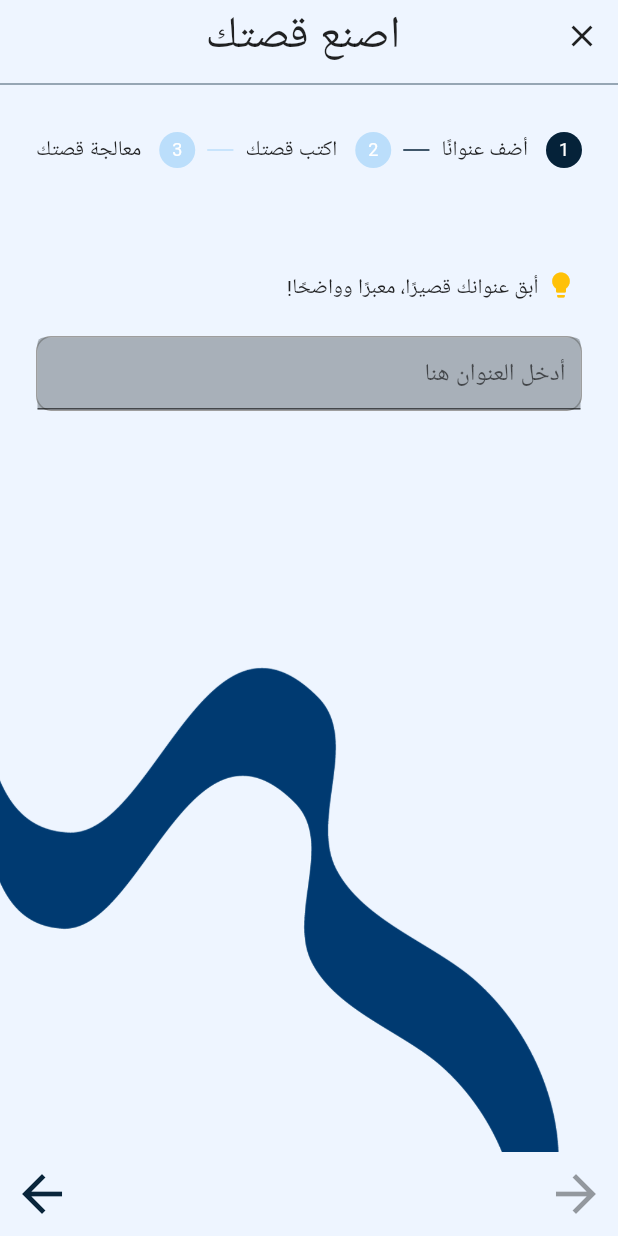
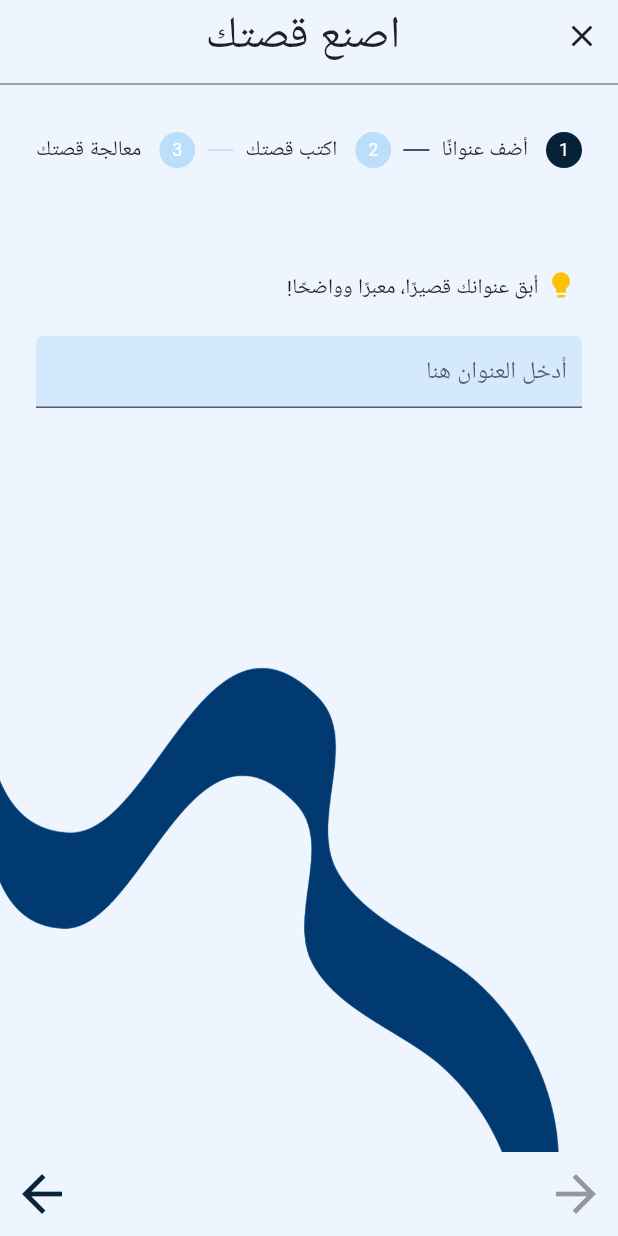
Before and after one commit to Lujain-M02/2023-GP1-6, a Flutter app: the CreateStory screen opened directly, on a phone screen of 412 x 824 dp. Run offline on Flutter 3.47's test engine with Material 2 defaults, Android fonts, the phone set to English and light mode, and no system bars; our stand-ins replace animate_do, animated_text_kit, introduction_screen, lottie.

Commit message:
change the Color of the title field  to blue

```diff
--- a/your_story/lib/pages/create_story_pages/create_story_title.dart
+++ b/your_story/lib/pages/create_story_pages/create_story_title.dart
@@ -44,10 +44,10 @@ class CreateStoryTitle extends StatelessWidget {
         Form(
           autovalidateMode: AutovalidateMode.onUserInteraction,
           child: Container(
-            decoration: BoxDecoration(
+            /* decoration: BoxDecoration(
               border: Border.all(color: Colors.grey),
               borderRadius: BorderRadius.circular(10),
-            ),
+            ),*/
             child: TextFormField(
               autovalidateMode: AutovalidateMode.onUserInteraction,
               controller: titleController,
@@ -55,12 +55,13 @@ class CreateStoryTitle extends StatelessWidget {
               //maxLines: null, // This allows multiple lines for long text
               decoration: const InputDecoration(
                 filled: true,
-                fillColor: Color.fromARGB(132, 102, 112, 120),
+                //fillColor: Color.fromARGB(132, 102, 112, 120),
+                fillColor: Color.fromARGB(132, 187, 222, 251),
                 //labelText: "أدخل العنوان هنا",
                 hintText: "أدخل العنوان هنا",
                 contentPadding: EdgeInsets.all(10),
               ),
-              style: const TextStyle(color: Colors.white),
+              style: const TextStyle(color: Color.fromARGB(255, 0, 0, 0)),
               validator: validateTitle,
             ),
           ),
```
